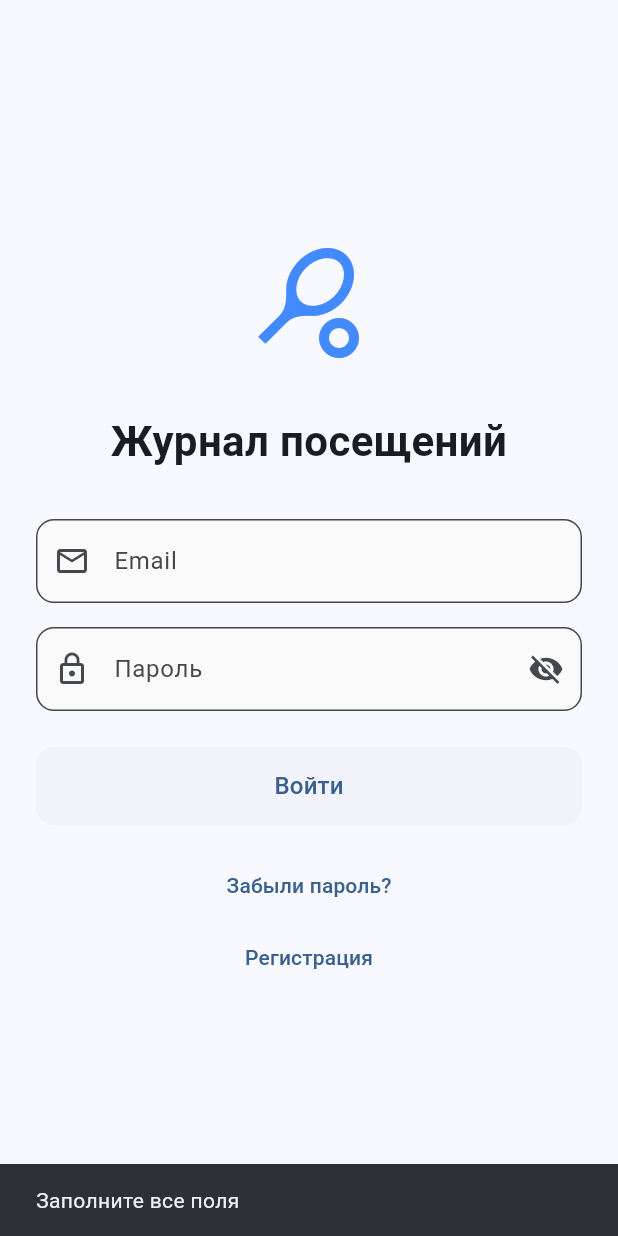
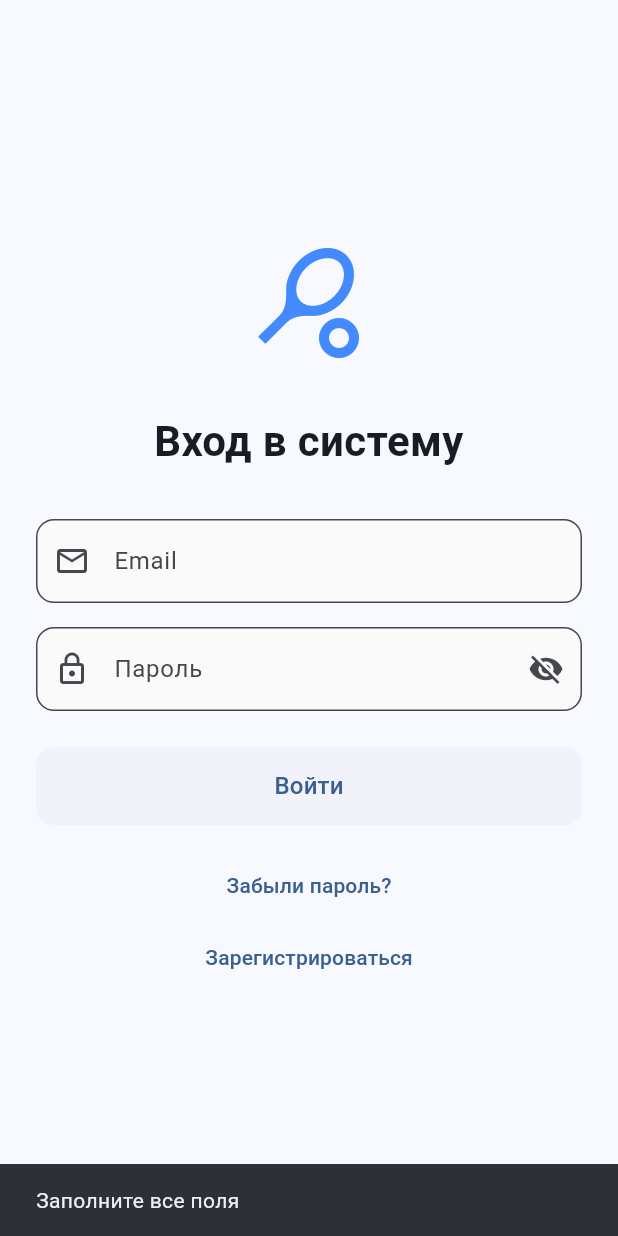
Before and after one commit to ruslanflutterdev/visitor_log, a Flutter app: the screen it shows after launch, after a tap on "Войти", on a phone screen of 412 x 824 dp. Run offline on Flutter 3.47's test engine with Material 3 defaults, Android fonts, the phone set to English and light mode, and no system bars; our stand-ins replace equatable, flutter_bloc, go_router, supabase_flutter; accounts and stored records are empty.

Commit message:
починил навигацию, внедрил oouterefreshtream, создал essionimeoutanager, добавил pdateasswordcreen, обновил

```diff
--- a/lib/core/routers/router.dart
+++ b/lib/core/routers/router.dart
@@ -2,28 +2,33 @@ import 'package:flutter/material.dart';
 import 'package:go_router/go_router.dart';
 import 'package:supabase_flutter/supabase_flutter.dart';
 import '../../features/auth/screens/auth_screen.dart';
+import '../../features/auth/screens/update_password_screen.dart';
 import '../../features/dashboard/dashboard_screen.dart';
 import '../../features/auth/screens/register_screen.dart';
 import '../../features/auth/screens/recovery_screen.dart';
 import '../../features/auth/screens/otp_screen.dart';
+import '../utils/go_router_refresh_stream.dart';
 
 final GoRouter appRouter = GoRouter(
   initialLocation: '/',
+  refreshListenable: GoRouterRefreshStream(
+    Supabase.instance.client.auth.onAuthStateChange,
+  ),
   redirect: (BuildContext context, GoRouterState state) {
     final Session? session = Supabase.instance.client.auth.currentSession;
     final loc = state.matchedLocation;
 
     final bool isAuthScreen =
         loc == '/' ||
-        loc == '/register' ||
-        loc == '/recovery' ||
-        loc.startsWith('/otp');
+            loc == '/register' ||
+            loc == '/recovery' ||
+            loc.startsWith('/otp');
 
     if (session == null && !isAuthScreen) {
       return '/';
     }
 
-    if (session != null && isAuthScreen) {
+    if (session != null && isAuthScreen && loc != '/update-password') {
       return '/dashboard';
     }
 
@@ -58,7 +63,14 @@ final GoRouter appRouter = GoRouter(
       path: '/otp/:email',
       builder: (BuildContext context, GoRouterState state) {
         final email = state.pathParameters['email']!;
-        return OtpScreen(email: email);
+        final isRecovery = state.uri.queryParameters['recovery'] == 'true';
+        return OtpScreen(email: email, isRecovery: isRecovery);
+      },
+    ),
+    GoRoute(
+      path: '/update-password',
+      builder: (BuildContext context, GoRouterState state) {
+        return const UpdatePasswordScreen();
       },
     ),
   ],
--- /dev/null
+++ b/lib/core/utils/go_router_refresh_stream.dart
@@ -0,0 +1,17 @@
+import 'dart:async';
+import 'package:flutter/material.dart';
+
+class GoRouterRefreshStream extends ChangeNotifier {
+  GoRouterRefreshStream(Stream<dynamic> stream) {
+    notifyListeners();
+    _subscription = stream.asBroadcastStream().listen(
+          (dynamic _) => notifyListeners(),
+    );
+  }
+  late final StreamSubscription<dynamic> _subscription;
+  @override
+  void dispose() {
+    _subscription.cancel();
+    super.dispose();
+  }
+}
--- a/lib/core/widgets/custom_app_bar.dart
+++ b/lib/core/widgets/custom_app_bar.dart
@@ -1,6 +1,5 @@
 import 'package:flutter/material.dart';
 import 'package:flutter_bloc/flutter_bloc.dart';
-import 'package:go_router/go_router.dart';
 import '../../features/auth/bloc/auth_bloc.dart';
 import '../../features/auth/bloc/auth_event.dart';
 
@@ -25,7 +24,6 @@ class CustomAppBar extends StatelessWidget implements PreferredSizeWidget {
           tooltip: 'Выйти',
           onPressed: () {
             context.read<AuthBloc>().add(AuthSignOutRequested());
-            context.go('/');
           },
         ),
       ],
--- /dev/null
+++ b/lib/core/widgets/session_timeout_manager.dart
@@ -0,0 +1,62 @@
+import 'dart:async';
+import 'package:flutter/material.dart';
+import 'package:flutter_bloc/flutter_bloc.dart';
+import '../../features/auth/bloc/auth_bloc.dart';
+import '../../features/auth/bloc/auth_event.dart';
+import '../../features/auth/bloc/auth_state.dart';
+
+class SessionTimeoutManager extends StatefulWidget {
+  final Widget child;
+  final Duration timeoutDuration;
+
+  const SessionTimeoutManager({
+    super.key,
+    required this.child,
+    this.timeoutDuration = const Duration(minutes: 30),
+  });
+
+  @override
+  State<SessionTimeoutManager> createState() => _SessionTimeoutManagerState();
+}
+
+class _SessionTimeoutManagerState extends State<SessionTimeoutManager> {
+  Timer? _timer;
+
+  @override
+  void initState() {
+    super.initState();
+    _startTimer();
+  }
+
+  @override
+  void dispose() {
+    _timer?.cancel();
+    super.dispose();
+  }
+
+  void _startTimer() {
+    _timer?.cancel();
+    _timer = Timer(widget.timeoutDuration, _handleTimeout);
+  }
+
+  void _handleUserInteraction([_]) {
+    _startTimer();
+  }
+
+  void _handleTimeout() {
+    final authState = context.read<AuthBloc>().state;
+    if (authState is AuthAuthenticated) {
+      context.read<AuthBloc>().add(AuthSignOutRequested());
+    }
+  }
+
+  @override
+  Widget build(BuildContext context) {
+    return Listener(
+      onPointerDown: _handleUserInteraction,
+      onPointerMove: _handleUserInteraction,
+      onPointerUp: _handleUserInteraction,
+      child: widget.child,
+    );
+  }
+}
--- a/lib/features/auth/bloc/auth_event.dart
+++ b/lib/features/auth/bloc/auth_event.dart
@@ -56,11 +56,12 @@ final class AuthSignUpRequested extends AuthEvent {
 final class AuthVerifyOtpRequested extends AuthEvent {
   final String email;
   final String code;
+  final bool isRecovery;
 
-  const AuthVerifyOtpRequested(this.email, this.code);
+  const AuthVerifyOtpRequested(this.email, this.code, {this.isRecovery = false});
 
   @override
-  List<Object?> get props => [email, code];
+  List<Object?> get props => [email, code, isRecovery];
 }
 
 final class AuthSignOutRequested extends AuthEvent {}
@@ -73,3 +74,10 @@ final class AuthResetPasswordRequested extends AuthEvent {
   @override
   List<Object?> get props => [email];
 }
+
+final class AuthUpdatePasswordRequested extends AuthEvent {
+  final String newPassword;
+  const AuthUpdatePasswordRequested(this.newPassword);
+  @override
+  List<Object?> get props => [newPassword];
+}
--- a/lib/features/auth/screens/auth_screen.dart
+++ b/lib/features/auth/screens/auth_screen.dart
@@ -1,43 +1,12 @@
 import 'package:flutter/material.dart';
 import 'package:flutter_bloc/flutter_bloc.dart';
-import '../../../core/widgets/custom_text_field.dart';
+import 'package:go_router/go_router.dart';
 import '../bloc/auth_bloc.dart';
-import '../bloc/auth_event.dart';
 import '../bloc/auth_state.dart';
-import 'package:go_router/go_router.dart';
+import '../widgets/auth_form.dart';
 
-class AuthScreen extends StatefulWidget {
+class AuthScreen extends StatelessWidget {
   const AuthScreen({super.key});
-
-  @override
-  State<AuthScreen> createState() => _AuthScreenState();
-}
-
-class _AuthScreenState extends State<AuthScreen> {
-  final TextEditingController _emailController = TextEditingController();
-  final TextEditingController _passwordController = TextEditingController();
-
-  bool _obscurePassword = true;
-
-  @override
-  void dispose() {
-    _emailController.dispose();
-    _passwordController.dispose();
-    super.dispose();
-  }
-
-  void _onSignInPressed() {
-    final email = _emailController.text.trim();
-    final password = _passwordController.text.trim();
-
-    if (email.isNotEmpty && password.isNotEmpty) {
-      context.read<AuthBloc>().add(AuthSignInRequested(email, password));
-    } else {
-      ScaffoldMessenger.of(
-        context,
-      ).showSnackBar(const SnackBar(content: Text('Заполните все поля')));
-    }
-  }
 
   @override
   Widget build(BuildContext context) {
@@ -48,75 +17,15 @@ class _AuthScreenState extends State<AuthScreen> {
             context.go('/dashboard');
           } else if (state is AuthError) {
             ScaffoldMessenger.of(context).showSnackBar(
-              SnackBar(
-                content: Text(state.message),
-                backgroundColor: Colors.redAccent,
-              ),
+              SnackBar(content: Text(state.message), backgroundColor: Colors.redAccent),
             );
           }
         },
         builder: (context, state) {
-          final isLoading = state is AuthLoading;
-
           return Center(
             child: SingleChildScrollView(
               padding: const EdgeInsets.all(24.0),
-              child: Column(
-                mainAxisAlignment: MainAxisAlignment.center,
-                crossAxisAlignment: CrossAxisAlignment.stretch,
-                children: [
-                  const Icon(
-                    Icons.sports_tennis,
-                    size: 80,
-                    color: Colors.blueAccent,
-                  ),
-                  const SizedBox(height: 32),
-                  const Text(
-                    'Журнал посещений',
-                    textAlign: TextAlign.center,
-                    style: TextStyle(fontSize: 28, fontWeight: FontWeight.bold),
-                  ),
-                  const SizedBox(height: 32),
-                  CustomTextField(
-                    controller: _emailController,
-                    labelText: 'Email',
-                    keyboardType: TextInputType.emailAddress,
-                    prefixIcon: Icons.email_outlined,
-                  ),
-                  const SizedBox(height: 16),
-                  CustomTextField(
-                    controller: _passwordController,
-                    labelText: 'Пароль',
-                    obscureText: _obscurePassword,
-                    prefixIcon: Icons.lock_outline,
-                    textInputAction: TextInputAction.done,
-                    suffixIcon: IconButton(
-                      icon: Icon(_obscurePassword ? Icons.visibility_off : Icons.visibility),
-                      onPressed: () => setState(() => _obscurePassword = !_obscurePassword),
-                    ),
-                  ),
-                  const SizedBox(height: 24),
-                  ElevatedButton(
-                    onPressed: isLoading ? null : _onSignInPressed,
-                    child: isLoading
-                        ? const CircularProgressIndicator(color: Colors.white)
-                        : const Text('Войти', style: TextStyle(fontSize: 16)),
-                  ),
-                  const SizedBox(height: 16),
-                  TextButton(
-                    onPressed: () {
-                      context.push('/recovery');
-                    },
-                    child: const Text('Забыли пароль?'),
-                  ),
-                  TextButton(
-                    onPressed: () {
-                      context.push('/register');
-                    },
-                    child: const Text('Регистрация'),
-                  ),
-                ],
-              ),
+              child: AuthForm(isLoading: state is AuthLoading),
             ),
           );
         },
--- a/lib/features/auth/screens/pending_screen.dart
+++ b/lib/features/auth/screens/pending_screen.dart
@@ -1,6 +1,5 @@
 import 'package:flutter/material.dart';
 import '../../../core/widgets/custom_app_bar.dart';
-
 
 class PendingScreen extends StatelessWidget {
   const PendingScreen({super.key});
--- a/lib/features/auth/screens/recovery_screen.dart
+++ b/lib/features/auth/screens/recovery_screen.dart
@@ -46,7 +46,7 @@ class _RecoveryScreenState extends State<RecoveryScreen> {
                 backgroundColor: Colors.green,
               ),
             );
-            context.pop();
+            context.push('/otp/${_emailController.text.trim()}?recovery=true');
           } else if (state is AuthError) {
             ScaffoldMessenger.of(context).showSnackBar(
               SnackBar(
--- /dev/null
+++ b/lib/features/auth/widgets/auth_form.dart
@@ -0,0 +1,95 @@
+import 'package:flutter/material.dart';
+import 'package:flutter_bloc/flutter_bloc.dart';
+import 'package:go_router/go_router.dart';
+import '../../../core/widgets/custom_text_field.dart';
+import '../bloc/auth_bloc.dart';
+import '../bloc/auth_event.dart';
+
+class AuthForm extends StatefulWidget {
+  final bool isLoading;
+
+  const AuthForm({super.key, required this.isLoading});
+
+  @override
+  State<AuthForm> createState() => _AuthFormState();
+}
+
+class _AuthFormState extends State<AuthForm> {
+  final TextEditingController _emailController = TextEditingController();
+  final TextEditingController _passwordController = TextEditingController();
+  bool _obscurePassword = true;
+
+  @override
+  void dispose() {
+    _emailController.dispose();
+    _passwordController.dispose();
+    super.dispose();
+  }
+
+  void _onSignInPressed() {
+    final email = _emailController.text.trim();
+    final password = _passwordController.text.trim();
+    if (email.isNotEmpty && password.isNotEmpty) {
+      context.read<AuthBloc>().add(AuthSignInRequested(email, password));
+    } else {
+      ScaffoldMessenger.of(
+        context,
+      ).showSnackBar(const SnackBar(content: Text('Заполните все поля')));
+    }
+  }
+
+  @override
+  Widget build(BuildContext context) {
+    return Column(
+      mainAxisAlignment: MainAxisAlignment.center,
+      crossAxisAlignment: CrossAxisAlignment.stretch,
+      children: [
+        const Icon(Icons.sports_tennis, size: 80, color: Colors.blueAccent),
+        const SizedBox(height: 32),
+        const Text(
+          'Вход в систему',
+          textAlign: TextAlign.center,
+          style: TextStyle(fontSize: 28, fontWeight: FontWeight.bold),
+        ),
+        const SizedBox(height: 32),
+        CustomTextField(
+          controller: _emailController,
+          labelText: 'Email',
+          keyboardType: TextInputType.emailAddress,
+          prefixIcon: Icons.email_outlined,
+        ),
+        const SizedBox(height: 16),
+        CustomTextField(
+          controller: _passwordController,
+          labelText: 'Пароль',
+          obscureText: _obscurePassword,
+          prefixIcon: Icons.lock_outline,
+          textInputAction: TextInputAction.done,
+          suffixIcon: IconButton(
+            icon: Icon(
+              _obscurePassword ? Icons.visibility_off : Icons.visibility,
+            ),
+            onPressed: () =>
+                setState(() => _obscurePassword = !_obscurePassword),
+          ),
+        ),
+        const SizedBox(height: 24),
+        ElevatedButton(
+          onPressed: widget.isLoading ? null : _onSignInPressed,
+          child: widget.isLoading
+              ? const CircularProgressIndicator(color: Colors.white)
+              : const Text('Войти', style: TextStyle(fontSize: 16)),
+        ),
+        const SizedBox(height: 16),
+        TextButton(
+          onPressed: () => context.push('/recovery'),
+          child: const Text('Забыли пароль?'),
+        ),
+        TextButton(
+          onPressed: () => context.push('/register'),
+          child: const Text('Зарегистрироваться'),
+        ),
+      ],
+    );
+  }
+}
--- a/lib/main.dart
+++ b/lib/main.dart
@@ -5,15 +5,14 @@ import 'package:visitor_log/core/routers/router.dart';
 import 'package:visitor_log/features/auth/bloc/auth_bloc.dart';
 import 'package:visitor_log/features/auth/bloc/auth_event.dart';
 import 'core/theme/app_theme.dart';
+import 'core/widgets/session_timeout_manager.dart';
 
 void main() async {
   WidgetsFlutterBinding.ensureInitialized();
-
   await Supabase.initialize(
     url: 'https://munhsuotwasnxxlkacaq.supabase.co',
     publishableKey: 'sb_publishable_nlN3t9hQtcBNnGGOd4aCDw_dt11pbG4',
   );
-
   runApp(const VisitorLogApp());
 }
 
@@ -24,10 +23,13 @@ class VisitorLogApp extends StatelessWidget {
   Widget build(BuildContext context) {
     return BlocProvider(
       create: (context) => AuthBloc()..add(AuthInitialize()),
-      child: MaterialApp.router(
-        title: 'Visitor Log',
-        theme: AppTheme.lightTheme,
-        routerConfig: appRouter,
+      child: SessionTimeoutManager(
+        timeoutDuration: const Duration(minutes: 30),
+        child: MaterialApp.router(
+          title: 'Visitor Log',
+          theme: AppTheme.lightTheme,
+          routerConfig: appRouter,
+        ),
       ),
     );
   }
--- a/pubspec.yaml
+++ b/pubspec.yaml
@@ -30,7 +30,7 @@ environment:
 dependencies:
   flutter:
     sdk: flutter
-  supabase_flutter: ^2.5.0
+  supabase_flutter: ^2.17.2
   flutter_bloc: ^8.1.5
   go_router: ^14.0.0
   equatable: ^2.0.5
```
Also changed, not shown: lib/core/utils/auth_error_translator.dart (added, +17 -0 lines), lib/features/auth/bloc/auth_bloc.dart (+24 -22 lines), lib/features/auth/screens/otp_screen.dart (+11 -7 lines), lib/features/auth/screens/update_password_screen.dart (added, +91 -0 lines), lib/features/dashboard/dashboard_screen.dart (+6 -3 lines).
